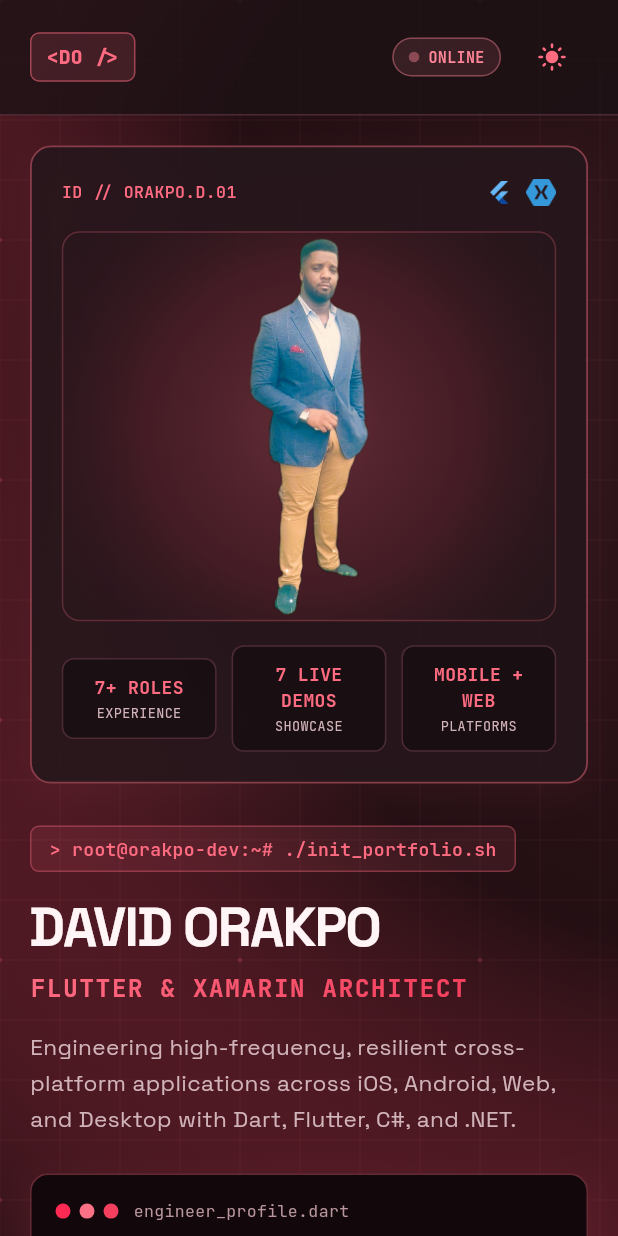
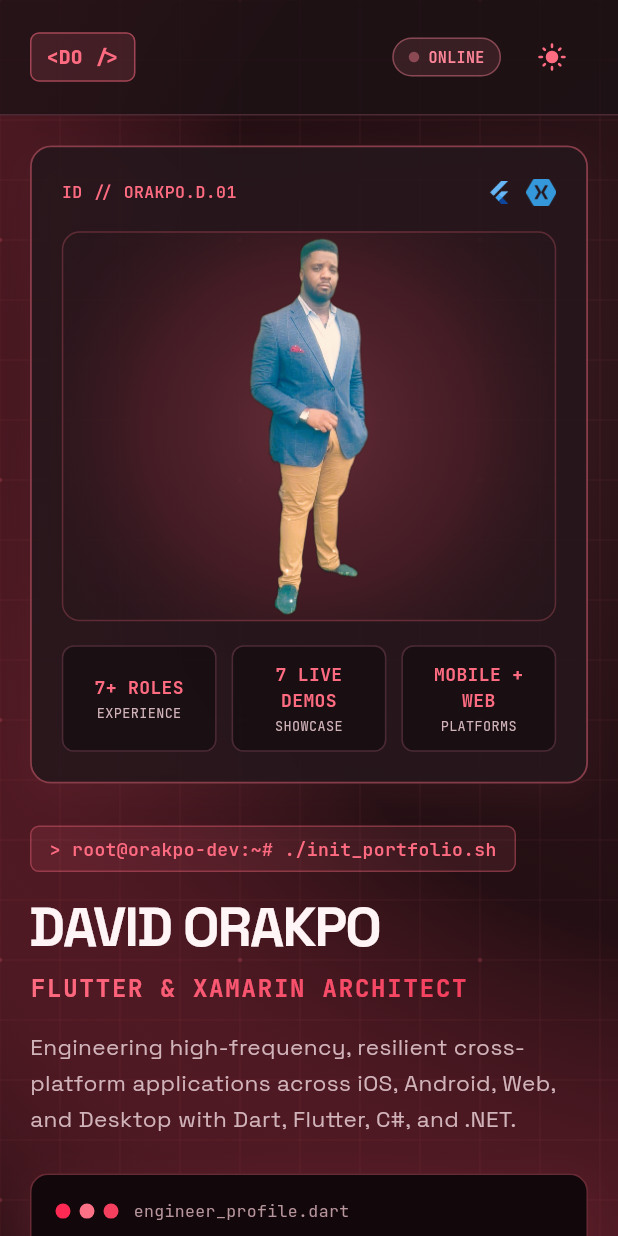
Before and after one commit to DavidOrakpo/portfolio_app, a Flutter app: the screen it shows after launch, on a phone screen of 412 x 824 dp. Run offline on Flutter 3.47's test engine with Material 3 defaults, Android fonts, the phone set to English and light mode, and no system bars; our stand-ins replace flex_color_scheme, font_awesome_flutter, google_fonts, gradient_borders, material_ui, shared_preferences and 1 more.

Commit message:
minor fixes

```diff
--- a/lib/presentation/views/AboutMe/about_me.dart
+++ b/lib/presentation/views/AboutMe/about_me.dart
@@ -66,7 +66,9 @@ class _AboutMePageState extends State<AboutMePage> {
                     children: [
                       Expanded(
                         child: BasicInformationTile(
-                          contactinfoLists: const [...ContactInformation.values],
+                          contactinfoLists: const [
+                            ...ContactInformation.values
+                          ],
                         ),
                       ),
                       const SizedBox(width: 24),
@@ -332,7 +334,8 @@ class _AboutMePageState extends State<AboutMePage> {
         children: [
           Icon(icon, size: 15, color: accent),
           const SizedBox(width: 8),
-          Text(
+          Flexible(
+            child: Text(
               label,
               style: GoogleFonts.jetBrainsMono(
                 fontSize: 11,
@@ -342,6 +345,7 @@ class _AboutMePageState extends State<AboutMePage> {
                     : TechColors.lightTextPrimary,
               ),
             ),
+          ),
         ],
       ),
     );
--- a/lib/presentation/views/LandingPage/landingpage.dart
+++ b/lib/presentation/views/LandingPage/landingpage.dart
@@ -570,7 +570,10 @@ class _LandingPageState extends State<LandingPage>
             ),
           ),
           const SizedBox(height: 16),
-          Row(
+          IntrinsicHeight(
+            child: Row(
+              mainAxisAlignment: MainAxisAlignment.center,
+              crossAxisAlignment: CrossAxisAlignment.center,
               children: [
                 Expanded(
                   child: _buildMetricChip(
@@ -600,6 +603,7 @@ class _LandingPageState extends State<LandingPage>
                 ),
               ],
             ),
+          ),
         ],
       ),
     );
@@ -623,6 +627,8 @@ class _LandingPageState extends State<LandingPage>
         ),
       ),
       child: Column(
+        mainAxisAlignment: MainAxisAlignment.center,
+        crossAxisAlignment: CrossAxisAlignment.center,
         children: [
           Text(
             value,
```
Lines whose indentation alone changed are shown as unchanged.
